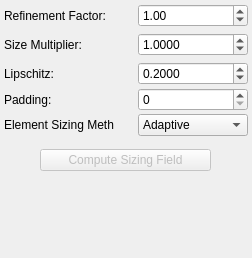
First picture: the form in src/gui/Application/ToolWidgets/SizingFieldWidget.ui, repository SCIInstitute/Cleaver, before the edit.
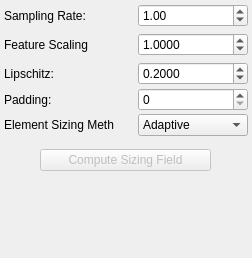
Second picture: the form after the edit.

Patch:
```diff
--- a/src/gui/Application/ToolWidgets/SizingFieldWidget.ui
+++ b/src/gui/Application/ToolWidgets/SizingFieldWidget.ui
@@ -54,7 +54,7 @@
           <string>Higher values give a finer mesh.</string>
          </property>
          <property name="text">
-          <string>Refinement Factor:</string>
+          <string>Sampling Rate:</string>
          </property>
         </widget>
        </item>
@@ -132,7 +132,7 @@
           <string/>
          </property>
          <property name="text">
-          <string>Size Multiplier:</string>
+          <string>Feature Scaling</string>
          </property>
         </widget>
        </item>
```
Left out of the diff: 9 changed lines with no effect on the pictures.
